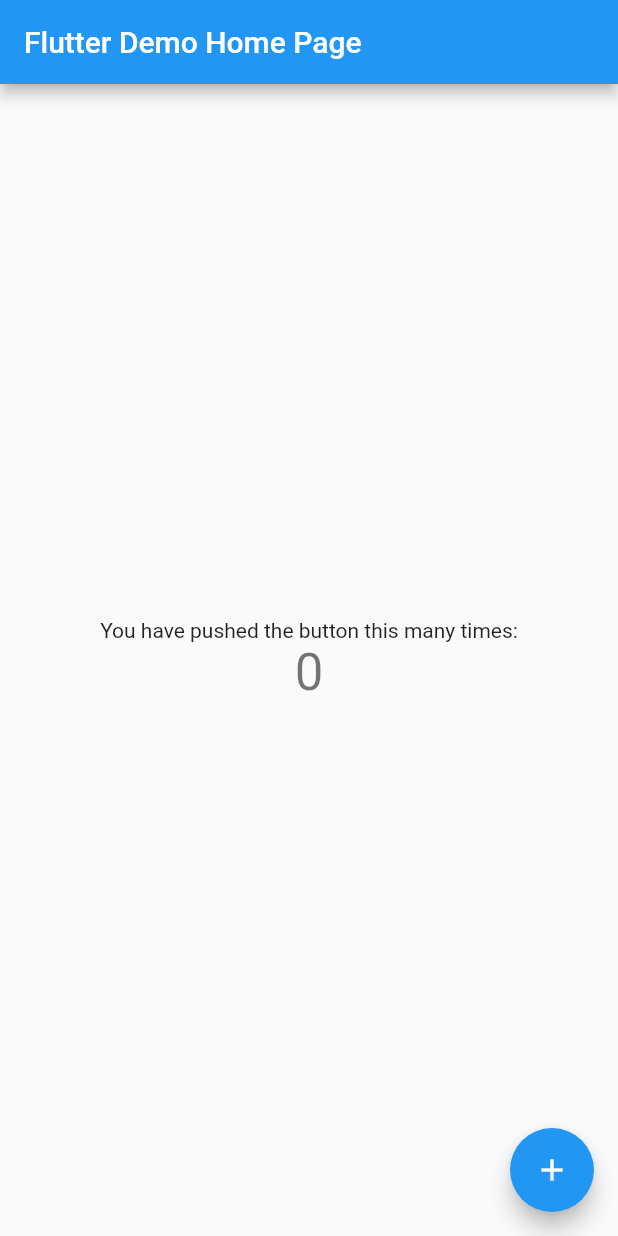
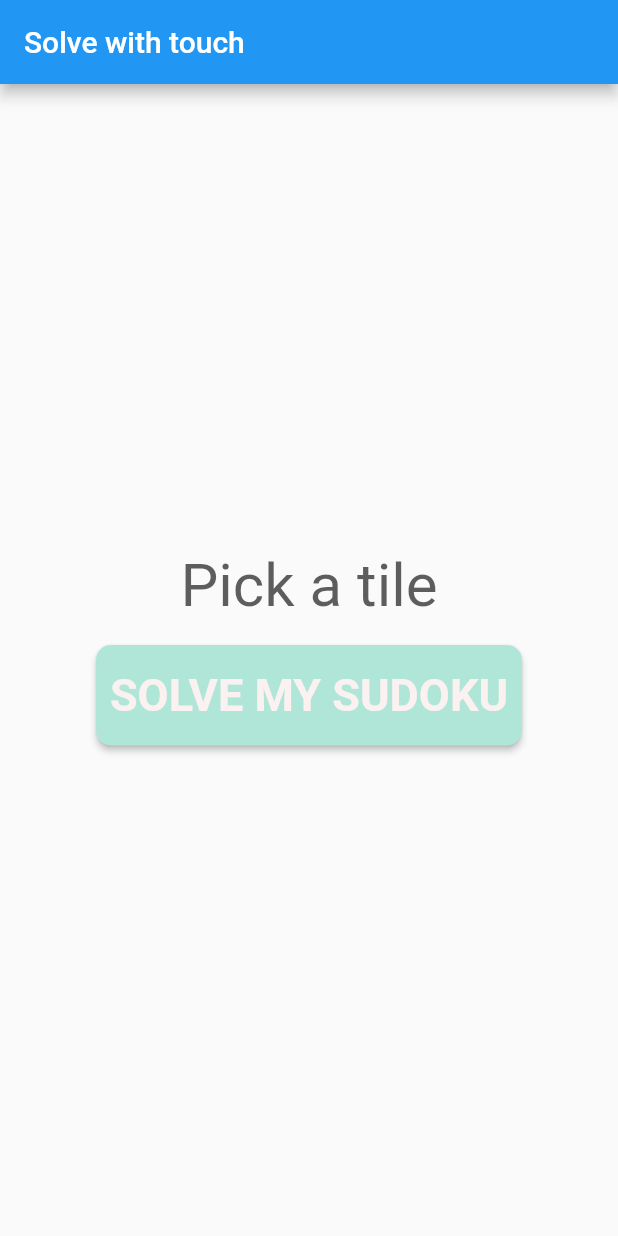
Before and after one commit to lachiejames/sudoku-solver-2.0, a Flutter app: the screen it shows after launch, on a phone screen of 412 x 824 dp. Run offline on Flutter 3.47's test engine with Material 2 defaults, Android fonts, the phone set to English and light mode, and no system bars.

Commit message:
Add TopText

```diff
--- a/lib/main.dart
+++ b/lib/main.dart
@@ -1,117 +1,20 @@
 import 'package:flutter/material.dart';
+import 'package:sudoku_solver_2/screens/solve_with_touch_screen.dart';
 
 void main() {
   runApp(MyApp());
 }
 
 class MyApp extends StatelessWidget {
-  // This widget is the root of your application.
   @override
   Widget build(BuildContext context) {
     return MaterialApp(
       title: 'Flutter Demo',
       theme: ThemeData(
-        // This is the theme of your application.
-        //
-        // Try running your application with "flutter run". You'll see the
-        // application has a blue toolbar. Then, without quitting the app, try
-        // changing the primarySwatch below to Colors.green and then invoke
-        // "hot reload" (press "r" in the console where you ran "flutter run",
-        // or simply save your changes to "hot reload" in a Flutter IDE).
-        // Notice that the counter didn't reset back to zero; the application
-        // is not restarted.
         primarySwatch: Colors.blue,
-        // This makes the visual density adapt to the platform that you run
-        // the app on. For desktop platforms, the controls will be smaller and
-        // closer together (more dense) than on mobile platforms.
         visualDensity: VisualDensity.adaptivePlatformDensity,
       ),
-      home: MyHomePage(title: 'Flutter Demo Home Page'),
+      home: SolveWithTouchScreen(title: 'Solve with touch'),
     );
   }
 }
-
-class MyHomePage extends StatefulWidget {
-  MyHomePage({Key key, this.title}) : super(key: key);
-
-  // This widget is the home page of your application. It is stateful, meaning
-  // that it has a State object (defined below) that contains fields that affect
-  // how it looks.
-
-  // This class is the configuration for the state. It holds the values (in this
-  // case the title) provided by the parent (in this case the App widget) and
-  // used by the build method of the State. Fields in a Widget subclass are
-  // always marked "final".
-
-  final String title;
-
-  @override
-  _MyHomePageState createState() => _MyHomePageState();
-}
-
-class _MyHomePageState extends State<MyHomePage> {
-  int _counter = 0;
-
-  void _incrementCounter() {
-    setState(() {
-      // This call to setState tells the Flutter framework that something has
-      // changed in this State, which causes it to rerun the build method below
-      // so that the display can reflect the updated values. If we changed
-      // _counter without calling setState(), then the build method would not be
-      // called again, and so nothing would appear to happen.
-      _counter++;
-    });
-  }
-
-  @override
-  Widget build(BuildContext context) {
-    // This method is rerun every time setState is called, for instance as done
-    // by the _incrementCounter method above.
-    //
-    // The Flutter framework has been optimized to make rerunning build methods
-    // fast, so that you can just rebuild anything that needs updating rather
-    // than having to individually change instances of widgets.
-    return Scaffold(
-      appBar: AppBar(
-        // Here we take the value from the MyHomePage object that was created by
-        // the App.build method, and use it to set our appbar title.
-        title: Text(widget.title),
-      ),
-      body: Center(
-        // Center is a layout widget. It takes a single child and positions it
-        // in the middle of the parent.
-        child: Column(
-          // Column is also a layout widget. It takes a list of children and
-          // arranges them vertically. By default, it sizes itself to fit its
-          // children horizontally, and tries to be as tall as its parent.
-          //
-          // Invoke "debug painting" (press "p" in the console, choose the
-          // "Toggle Debug Paint" action from the Flutter Inspector in Android
-          // Studio, or the "Toggle Debug Paint" command in Visual Studio Code)
-          // to see the wireframe for each widget.
-          //
-          // Column has various properties to control how it sizes itself and
-          // how it positions its children. Here we use mainAxisAlignment to
-          // center the children vertically; the main axis here is the vertical
-          // axis because Columns are vertical (the cross axis would be
-          // horizontal).
-          mainAxisAlignment: MainAxisAlignment.center,
-          children: <Widget>[
-            Text(
-              'You have pushed the button this many times:',
-            ),
-            Text(
-              '$_counter',
-              style: Theme.of(context).textTheme.headline4,
-            ),
-          ],
-        ),
-      ),
-      floatingActionButton: FloatingActionButton(
-        onPressed: _incrementCounter,
-        tooltip: 'Increment',
-        child: Icon(Icons.add),
-      ), // This trailing comma makes auto-formatting nicer for build methods.
-    );
-  }
-}
--- /dev/null
+++ b/lib/models/top_text_model.dart
@@ -0,0 +1,12 @@
+import 'package:flutter/foundation.dart';
+import 'package:sudoku_solver_2/constants/my_strings.dart';
+
+class TopTextModel extends ChangeNotifier {
+  String text = MyStrings.topTextPickATile;
+  TopTextModel();
+
+  void setText(String newText) {
+    this.text = newText;
+    notifyListeners();
+  }
+}
--- /dev/null
+++ b/lib/screens/solve_with_touch_screen.dart
@@ -0,0 +1,130 @@
+import 'package:flutter/material.dart';
+import 'package:provider/provider.dart';
+import 'package:sudoku_solver_2/constants/my_colors.dart';
+import 'package:sudoku_solver_2/constants/my_strings.dart';
+import 'package:sudoku_solver_2/constants/my_styles.dart';
+import 'package:sudoku_solver_2/constants/my_values.dart';
+import 'package:sudoku_solver_2/constants/my_widgets.dart';
+import 'package:sudoku_solver_2/models/top_text_model.dart';
+import 'package:sudoku_solver_2/widgets/top_text_widget.dart';
+
+class SolveWithTouchScreen extends StatefulWidget {
+  SolveWithTouchScreen({Key key, this.title}) : super(key: key);
+
+  final String title;
+
+  @override
+  _SolveWithTouchScreenState createState() => _SolveWithTouchScreenState();
+}
+
+class _SolveWithTouchScreenState extends State<SolveWithTouchScreen> {
+  Widget makeAppBar(BuildContext context) {
+    return AppBar(
+      iconTheme: IconThemeData(color: MyColors.white),
+      title: Text(
+        MyStrings.appBarTextSolveWithTouchScreen,
+        style: MyStyles.appBarTextStyle,
+      ),
+      actions: <Widget>[
+        Padding(
+          padding: EdgeInsets.only(right: MyValues.screenWidth / 18),
+          child: GestureDetector(
+            onTap: () {},
+            child: makeDropDownMenu(),
+          ),
+        ),
+      ],
+    );
+  }
+
+  Widget makeDropDownMenu() {
+    return DropdownButton<String>(
+      key: Key('dropDownMenuButton_SolveWithTouchScreen'),
+      icon: Icon(
+        Icons.more_vert,
+        color: MyColors.white,
+      ),
+      style: TextStyle(
+        fontWeight: FontWeight.w500,
+        color: Colors.black,
+      ),
+      items: <String>[
+        'Restart',
+        MyStrings.appBarTextHowToSolveScreen,
+      ].map(
+        (String value) {
+          return DropdownMenuItem<String>(
+            value: value,
+            child: Text(value),
+          );
+        },
+      ).toList(),
+      onChanged: (value) {
+        if (value == 'Restart') {
+          restart();
+        } else if (value == MyStrings.appBarTextHowToSolveScreen) {
+          navigateToHowToSolveScreen(context);
+        }
+      },
+    );
+  }
+
+  void restart() {}
+
+  void navigateToHowToSolveScreen(BuildContext context) {}
+
+  Widget makeSolveMySudokuButton() {
+    return SingleChildScrollView(
+      child: Container(
+        alignment: Alignment.center,
+        margin: MyStyles.buttonMargins,
+        child: Row(
+          children: <Widget>[
+            Expanded(
+              child: Consumer<TopTextModel>(
+                builder: (context, topTextModel, child) {
+                  return RaisedButton(
+                    key: Key('solveMySudokuButton_SolveWithTouchScreen'),
+                    shape: MyStyles.buttonShape,
+                    padding: MyStyles.buttonPadding,
+                    color: MyColors.primaryTheme,
+                    child: MyWidgets.makeButtonText('SOLVE MY SUDOKU'),
+                    // Should be disabled while solving
+                    onPressed: (false)
+                        ? null
+                        : () {
+                            topTextModel.setText(MyStrings.topTextPickANumber);
+                            // Provider.of<TopTextModel>(context, listen: false).updateText('pop dat pussy');
+                            // context.watch<TopTextModel>().setText('pop dat pussy');
+                          },
+                  );
+                },
+              ),
+            ),
+          ],
+        ),
+      ),
+    );
+  }
+
+  @override
+  Widget build(BuildContext context) {
+    return ChangeNotifierProvider<TopTextModel>(
+      create: (context) => TopTextModel(),
+      child: Scaffold(
+        appBar: AppBar(
+          title: Text(widget.title),
+        ),
+        body: Center(
+          child: Column(
+            mainAxisAlignment: MainAxisAlignment.center,
+            children: <Widget>[
+              TopTextWidget(),
+              makeSolveMySudokuButton(),
+            ],
+          ),
+        ),
+      ),
+    );
+  }
+}
--- /dev/null
+++ b/lib/widgets/top_text_widget.dart
@@ -0,0 +1,33 @@
+import 'package:flutter/material.dart';
+import 'package:provider/provider.dart';
+import 'package:sudoku_solver_2/constants/my_colors.dart';
+import 'package:sudoku_solver_2/constants/my_styles.dart';
+import 'package:sudoku_solver_2/constants/my_values.dart';
+import 'package:sudoku_solver_2/models/top_text_model.dart';
+
+class TopTextWidget extends StatefulWidget {
+  @override
+  _TopTextWidgetState createState() => _TopTextWidgetState();
+}
+
+class _TopTextWidgetState extends State<TopTextWidget> {
+  @override
+  Widget build(BuildContext context) {
+    return Container(
+      alignment: Alignment.center,
+      padding: MyStyles.topTextMargins,
+      child: Consumer<TopTextModel>(
+        builder: (context, topTextModel, child) {
+          return Text(
+            topTextModel.text,
+            textAlign: TextAlign.center,
+            style: TextStyle(
+              fontSize: MyValues.topTextFontSize,
+              color: MyColors.black,
+            ),
+          );
+        },
+      ),
+    );
+  }
+}
```
